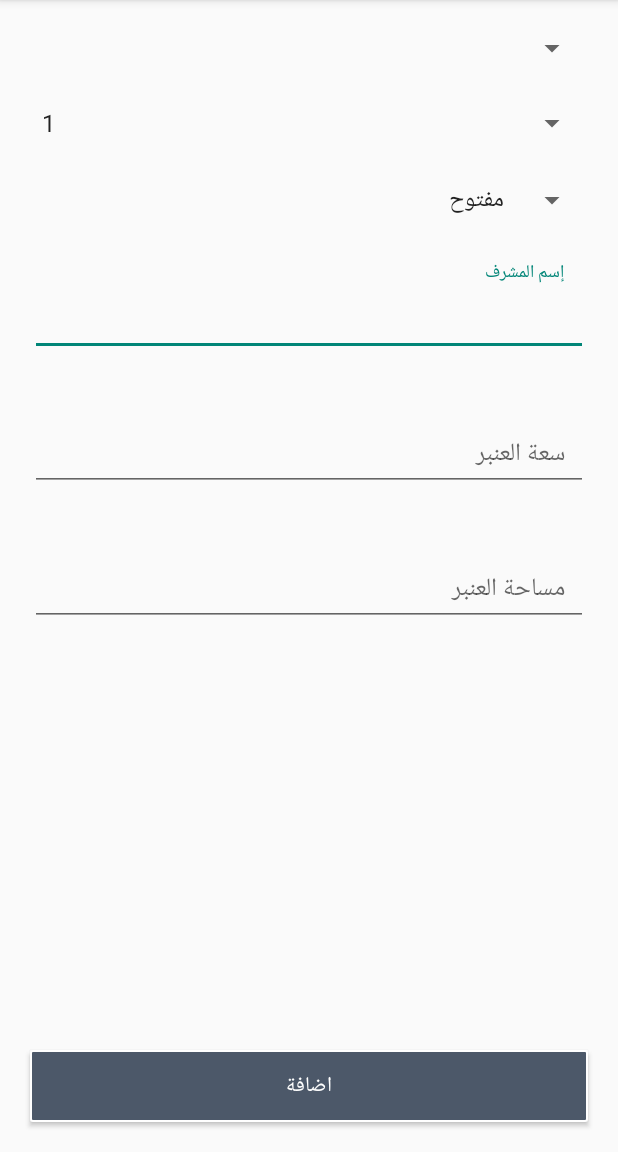
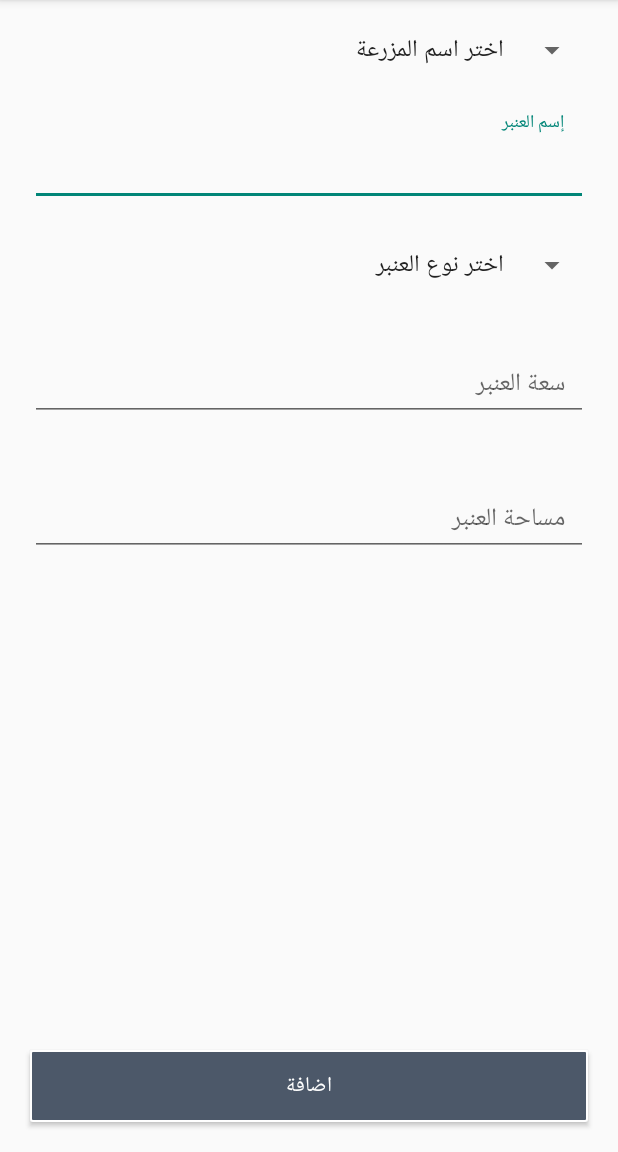
Before and after one commit to AhmedTawfiqM/Katkot-1, an Android app: the AddWardActivity screen opened directly, with no data from a screen before it, on a phone screen of 412 x 824 dp, the part 84-1236 px from its top. Run offline under Robolectric (Android 15) with nearby library versions, the phone set to English and light mode, and no system bars; our stand-ins replace sdp/ssp sizes; network calls fail; 1 statement that could not run was skipped.

Commit message:
add ward

```diff
--- a/app/src/main/AndroidManifest.xml
+++ b/app/src/main/AndroidManifest.xml
@@ -14,7 +14,7 @@
         android:supportsRtl="false"
         android:theme="@style/AppTheme"
         android:usesCleartextTraffic="true">
-        <activity android:name=".ui.newperiodactivity.NewPeriodActivity"></activity>
+        <activity android:name=".ui.newperiodactivity.NewPeriodActivity" />
         <activity android:name=".ui.farms.AllFarms" />
         <activity android:name=".ui.addblock_activity.AddWardActivity" />
         <activity
--- a/app/src/main/java/com/ebdaa/katkot/ui/mainactivity/MainActivity.kt
+++ b/app/src/main/java/com/ebdaa/katkot/ui/mainactivity/MainActivity.kt
@@ -97,7 +97,7 @@ class MainActivity : AppCompatActivity() {
         //Cause the app Slower...,
         //NotificationHelper.showNotiifcation(this@MainActivity)
         //Init Ads
-        InitAds()
+        //InitAds()
 
     }
 
--- a/app/src/main/res/layout/activity_add_block.xml
+++ b/app/src/main/res/layout/activity_add_block.xml
@@ -13,7 +13,6 @@
         android:layout_above="@+id/btnComplete"
         android:fillViewport="true">
 
-
         <LinearLayout
             android:id="@+id/layoutFarmInfo"
             android:layout_width="match_parent"
@@ -24,9 +23,29 @@
             <Spinner
                 android:id="@+id/spinnerFarms"
                 android:layout_width="match_parent"
-                android:layout_height="wrap_content" />
+                android:layout_height="wrap_content"
+                android:entries="@array/SelectFarm"/>
+
+            <com.google.android.material.textfield.TextInputLayout
+                android:layout_width="match_parent"
+                android:layout_height="wrap_content"
+                android:layout_marginTop="@dimen/_20sdp">
+
+                <com.google.android.material.textfield.TextInputEditText
+                    android:id="@+id/etWardName"
+                    android:layout_width="match_parent"
+                    android:layout_height="wrap_content"
+                    android:hint="@string/wrad_name"
+                    android:inputType="text"
+                    android:maxLines="1"
+                    android:padding="15dp"
+                    android:textSize="@dimen/_13ssp">
+
+                </com.google.android.material.textfield.TextInputEditText>
+            </com.google.android.material.textfield.TextInputLayout>
 
             <Spinner
+                android:visibility="gone"
                 android:id="@+id/spinnerNumbBlock"
                 android:layout_marginTop="@dimen/_20sdp"
                 android:layout_width="match_parent"
@@ -41,6 +60,7 @@
                 android:layout_height="wrap_content" />
 
             <com.google.android.material.textfield.TextInputLayout
+                android:visibility="gone"
                 android:layout_width="match_parent"
                 android:layout_height="wrap_content"
                 android:layout_marginTop="@dimen/_20sdp">
@@ -67,7 +87,7 @@
                     android:id="@+id/etBlockSize"
                     android:layout_width="match_parent"
                     android:layout_height="wrap_content"
-                    android:hint="سعة العنبر"
+                    android:hint="@string/ward_capcity"
                     android:inputType="number"
                     android:maxLines="1"
                     android:padding="15dp"
@@ -86,7 +106,7 @@
                     android:id="@+id/etBlockSpace"
                     android:layout_width="match_parent"
                     android:layout_height="wrap_content"
-                    android:hint="مساحة العنبر"
+                    android:hint="@string/ward_space"
                     android:inputType="number"
                     android:maxLines="1"
                     android:padding="15dp"
--- a/app/src/main/res/layout/slide_layout.xml
+++ b/app/src/main/res/layout/slide_layout.xml
@@ -17,6 +17,7 @@
 
             <ImageView
                 android:id="@+id/iv_Icon"
+                android:layout_centerInParent="true"
                 android:layout_width="@dimen/_100sdp"
                 android:layout_height="@dimen/_300sdp"
                 android:src="@drawable/kaktot_orange" />
--- a/app/src/main/res/values/strings.xml
+++ b/app/src/main/res/values/strings.xml
@@ -15,6 +15,16 @@
     <string name="ID_BAnner">ca-app-pub-7872290833564065/2408414953</string>
     <string name="sending">جاري الإرسال..</string>
     <string name="added">تم الاضافة بنجاح</string>
+    <string name="wrad_name">إسم العنبر</string>
+    <string name="ward_capcity">سعة العنبر</string>
+    <string name="ward_space">مساحة العنبر</string>
+    <string name="farms">المزارع</string>
+    <string name="wards">العنابر</string>
+    <string name="cycles">الدورات</string>
+    <string name="add_new">إضافة جديد</string>
+    <string name="new_farm">مزرعة جديدة</string>
+    <string name="new_ward">عنبر جديد</string>
+    <string name="new_cycle">دورة جديدة</string>
 
     <string-array name="titles_FS">
         <item>titles test</item>
@@ -24,12 +34,18 @@
 
 
     <string-array name="anbrTypr">
+        <item>اختر نوع العنبر</item>
         <item>مفتوح</item>
         <item> نصف مغلق</item>
         <item>مغلق</item>
     </string-array>
 
+    <string-array name="SelectFarm">
+        <item>اختر اسم المزرعة</item>
+    </string-array>
+
     <string-array name="numberAnber">
+        <item>اختر رقم العنبر</item>
         <item>1</item>
         <item>2</item>
         <item>3</item>
```
Also changed, not shown: app/src/main/java/com/ebdaa/katkot/ui/addblock_activity/AddWardActivity.kt (+16 -11 lines), app/src/main/res/layout/fragment_main_page.xml (+4 -8 lines), app/src/main/res/menu/main_menu.xml (+11 -17 lines).
